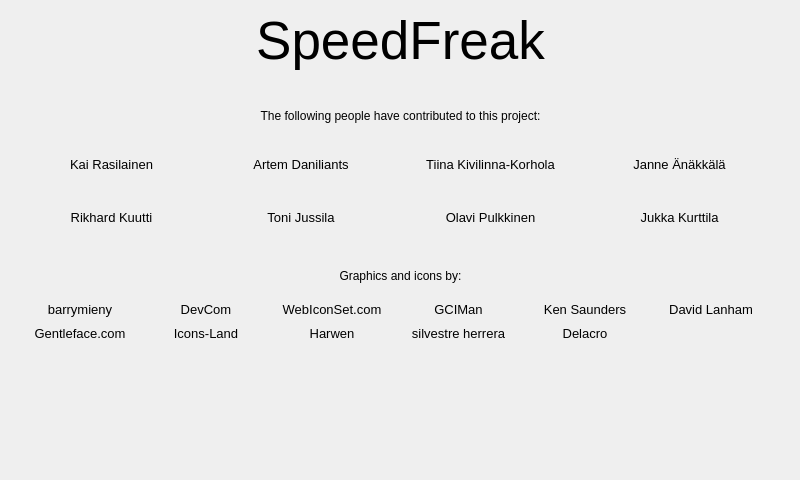
The window that Client/creditsdialog.ui (ArtemD/SpeedFreak) describes before a commit, drawn with Qt 5.
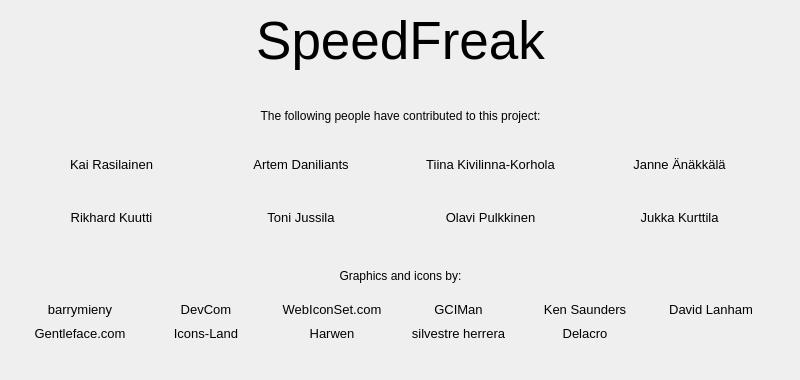
The same window after the commit.

```diff
--- a/Client/creditsdialog.ui
+++ b/Client/creditsdialog.ui
@@ -7,7 +7,7 @@
     <x>0</x>
     <y>0</y>
     <width>800</width>
-    <height>480</height>
+    <height>380</height>
    </rect>
   </property>
   <property name="windowTitle">
```
